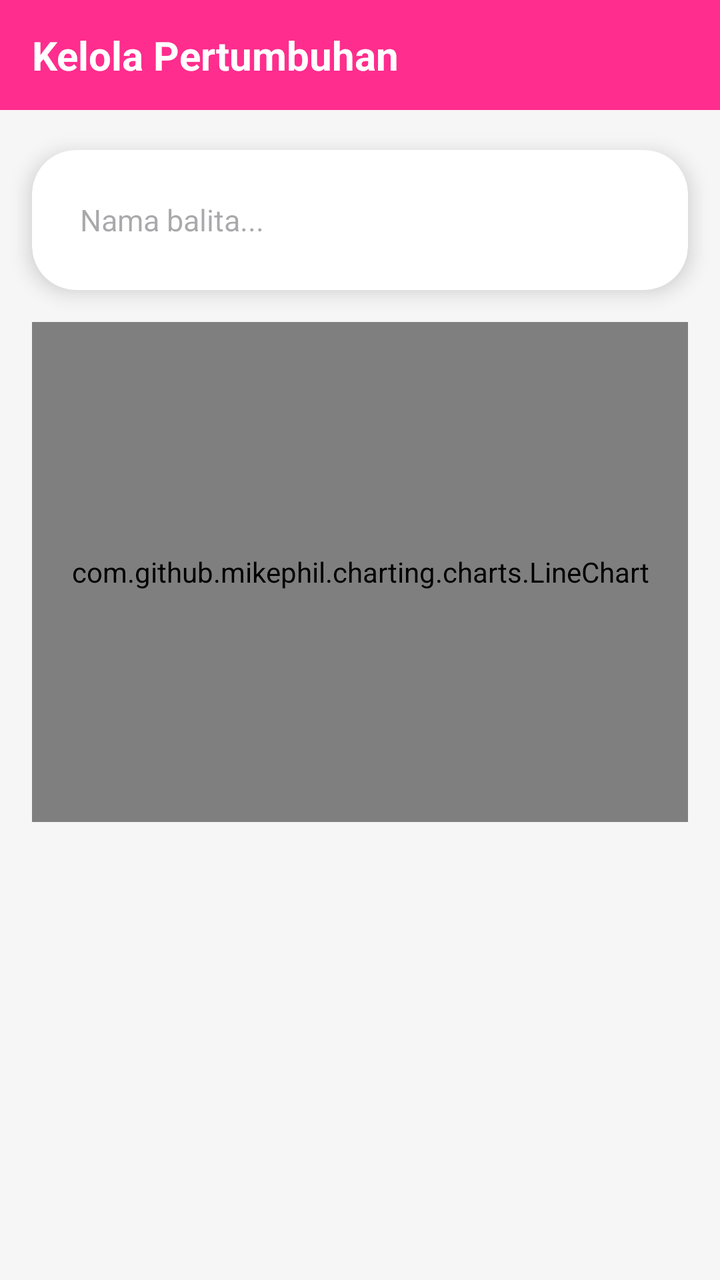
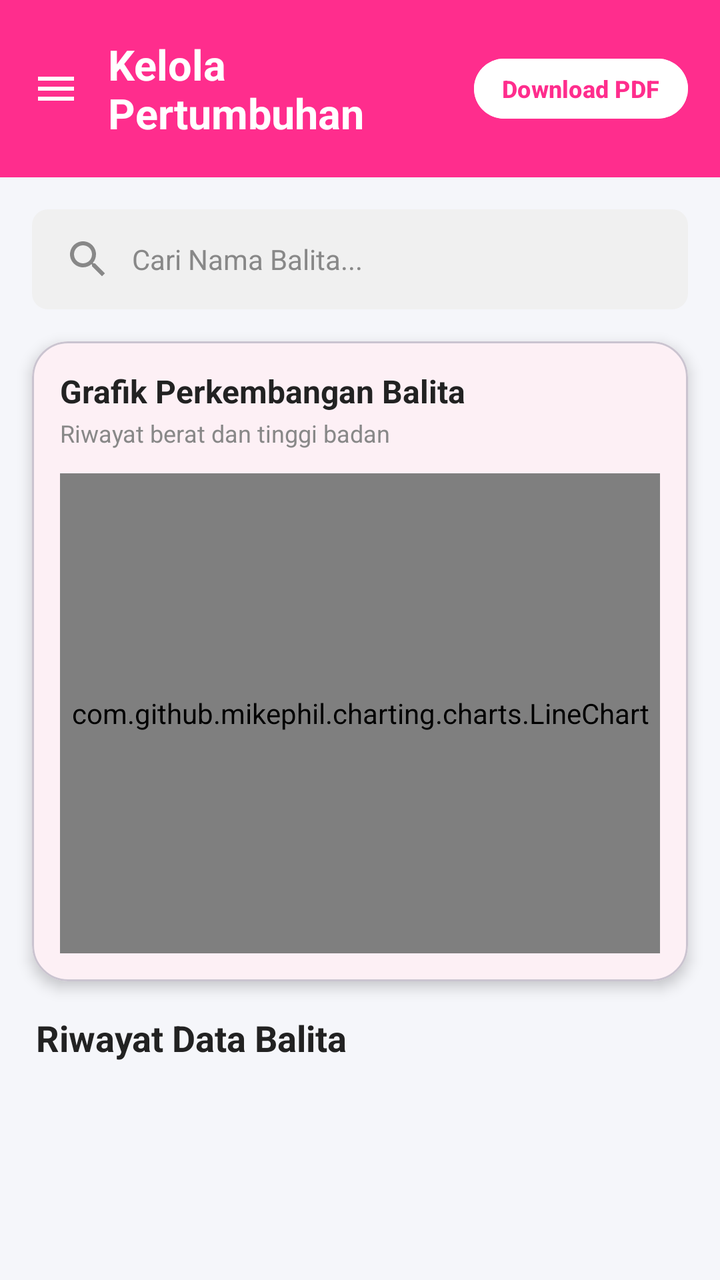

The first picture is an Android layout as it rendered before a commit; the second is the same layout after the commit. The layout source and the unified diff follow.
<!-- AndroidManifest.xml: application theme Theme.SiBunda -->
<!-- res/layout/fragment_kelola__pertumbuhan_.xml -->
<?xml version="1.0" encoding="utf-8"?>
<ScrollView xmlns:android="http://schemas.android.com/apk/res/android"
    xmlns:app="http://schemas.android.com/apk/res-auto"
    xmlns:tools="http://schemas.android.com/tools"
    android:layout_width="match_parent"
    android:layout_height="match_parent"
    android:background="#F6F6F6"
    tools:context=".ui.kelola_pertumbuhan.KelolaPertumbuhanFragment">

    <androidx.constraintlayout.widget.ConstraintLayout
        android:layout_width="match_parent"
        android:layout_height="wrap_content">

        <LinearLayout
            android:id="@+id/headerTop"
            android:layout_width="0dp"
            android:layout_height="55dp"
            android:background="#FF2D8D"
            android:gravity="center_vertical"
            android:paddingHorizontal="16dp"
            app:layout_constraintEnd_toEndOf="parent"
            app:layout_constraintStart_toStartOf="parent"
            app:layout_constraintTop_toTopOf="parent">

            <TextView
                android:id="@+id/txtTitle"
                android:layout_width="wrap_content"
                android:layout_height="wrap_content"
                android:text="Kelola Pertumbuhan"
                android:textColor="#FFFFFF"
                android:textSize="20sp"
                android:textStyle="bold" />

        </LinearLayout>

        <androidx.cardview.widget.CardView
            android:id="@+id/searchCard"
            android:layout_width="0dp"
            android:layout_height="wrap_content"
            android:layout_marginStart="16dp"
            android:layout_marginTop="20dp"
            android:layout_marginEnd="16dp"
            app:cardCornerRadius="22dp"
            app:cardElevation="6dp"
            app:layout_constraintEnd_toEndOf="parent"
            app:layout_constraintStart_toStartOf="parent"
            app:layout_constraintTop_toBottomOf="@id/headerTop">

            <LinearLayout
                android:layout_width="match_parent"
                android:layout_height="wrap_content"
                android:orientation="horizontal"
                android:padding="10dp">

                <EditText
                    android:id="@+id/edtSearch"
                    android:layout_width="0dp"
                    android:layout_height="50dp"
                    android:layout_weight="1"
                    android:background="@android:color/transparent"
                    android:hint="Nama balita..."
                    android:paddingStart="14dp"
                    android:textSize="15sp" />

            </LinearLayout>

        </androidx.cardview.widget.CardView>

        <com.github.mikephil.charting.charts.LineChart
            android:id="@+id/chartperkembangan"
            android:layout_width="0dp"
            android:layout_height="250dp"
            android:layout_marginTop="16dp"
            android:layout_marginHorizontal="16dp"
            app:layout_constraintTop_toBottomOf="@id/searchCard"
            app:layout_constraintStart_toStartOf="parent"
            app:layout_constraintEnd_toEndOf="parent" />

        <androidx.recyclerview.widget.RecyclerView
            android:id="@+id/rvpertumbuhan"
            android:layout_width="0dp"
            android:layout_height="wrap_content"
            android:layout_marginTop="16dp"
            app:layout_constraintTop_toBottomOf="@id/chartperkembangan"
            app:layout_constraintStart_toStartOf="parent"
            app:layout_constraintEnd_toEndOf="parent"
            app:layout_constraintBottom_toBottomOf="parent"
            tools:listitem="@layout/item_balita" />

    </androidx.constraintlayout.widget.ConstraintLayout>
</ScrollView>
<!-- res/layout/item_balita.xml (included above) -->
<?xml version="1.0" encoding="utf-8"?>
<androidx.cardview.widget.CardView xmlns:android="http://schemas.android.com/apk/res/android"
    xmlns:app="http://schemas.android.com/apk/res-auto"
    android:layout_width="match_parent"
    android:layout_height="wrap_content"
    android:layout_marginHorizontal="16dp"
    android:layout_marginVertical="8dp"
    app:cardCornerRadius="12dp"
    app:cardElevation="4dp">

    <LinearLayout
        android:layout_width="match_parent"
        android:layout_height="wrap_content"
        android:orientation="vertical"
        android:padding="16dp">

        <TextView
            android:id="@+id/tvnamabalita"
            android:layout_width="wrap_content"
            android:layout_height="wrap_content"
            android:text="Nama Balita"
            android:textColor="@android:color/black"
            android:textSize="18sp"
            android:textStyle="bold" />

        <TextView
            android:id="@+id/tvinfobalita"
            android:layout_width="wrap_content"
            android:layout_height="wrap_content"
            android:layout_marginTop="4dp"
            android:text="Detail Info"
            android:textColor="@android:color/darker_gray" />

        <TextView
            android:id="@+id/tvstatusgizi"
            android:layout_width="wrap_content"
            android:layout_height="wrap_content"
            android:layout_marginTop="8dp"
            android:text="Status Gizi"
            android:textColor="#FF2D8D"
            android:textStyle="bold" />

    </LinearLayout>
</androidx.cardview.widget.CardView>
<!-- resources referenced by this layout -->
<resources>
  <style name="Theme.SiBunda" parent="Base.Theme.SiBunda" />
  <style name="Base.Theme.SiBunda" parent="Theme.Material3.DayNight.NoActionBar">
          <item name="colorPrimary">@color/primary</item>
          <item name="colorOnPrimary">@color/onPrimary</item>
          <item name="colorPrimaryContainer">@color/primaryContainer</item>
          <item name="colorOnPrimaryContainer">@color/onPrimaryContainer</item>
          <item name="colorSecondary">@color/secondary</item>
          <item name="colorOnSecondary">@color/onSecondary</item>
          <item name="colorSecondaryContainer">@color/secondaryContainer</item>
          <item name="colorOnSecondaryContainer">@color/onSecondaryContainer</item>
          <item name="android:windowBackground">@color/background</item>
          <item name="colorSurface">@color/surface</item>
          <item name="colorOnSurface">@color/onSurface</item>
      </style>
  <color name="primary">#F48FB1</color>
  <color name="onPrimary">#FFFFFF</color>
  <color name="primaryContainer">#FFD6E7</color>
  <color name="onPrimaryContainer">#3B001A</color>
  <color name="secondary">#7BB8FF</color>
  <color name="onSecondary">#FFFFFF</color>
  <color name="secondaryContainer">#D1E4FF</color>
  <color name="onSecondaryContainer">#001D36</color>
  <color name="background">#FFFBFD</color>
  <color name="surface">#FFFBFD</color>
  <color name="onSurface">#1F1A1C</color>
</resources>

<!-- the commit's change to res/layout/fragment_kelola__pertumbuhan_.xml (unified diff, before → after) -->
@@ -1,94 +1,157 @@
 <?xml version="1.0" encoding="utf-8"?>
-<ScrollView xmlns:android="http://schemas.android.com/apk/res/android"
+<androidx.constraintlayout.widget.ConstraintLayout
+    xmlns:android="http://schemas.android.com/apk/res/android"
     xmlns:app="http://schemas.android.com/apk/res-auto"
     xmlns:tools="http://schemas.android.com/tools"
     android:layout_width="match_parent"
     android:layout_height="match_parent"
-    android:background="#F6F6F6"
-    tools:context=".ui.kelola_pertumbuhan.KelolaPertumbuhanFragment">
+    android:background="#F5F6FA">
 
-    <androidx.constraintlayout.widget.ConstraintLayout
+    
+    <LinearLayout
+        android:id="@+id/headerTop"
         android:layout_width="match_parent"
-        android:layout_height="wrap_content">
+        android:layout_height="wrap_content"
+        android:background="#FF2D8D"
+        android:gravity="center_vertical"
+        android:orientation="horizontal"
+        android:paddingStart="16dp"
+        android:paddingTop="18dp"
+        android:paddingEnd="16dp"
+        android:paddingBottom="18dp"
+        app:layout_constraintTop_toTopOf="parent">
+
+        <ImageView
+            android:id="@+id/btnBack"
+            android:layout_width="24dp"
+            android:layout_height="24dp"
+            android:src="@drawable/ic_menu"
+            app:tint="#FFFFFF"
+            android:contentDescription="@string/back" />
+
+        <TextView
+            android:layout_width="0dp"
+            android:layout_height="wrap_content"
+            android:layout_marginStart="14dp"
+            android:layout_weight="1"
+            android:text="@string/kelola_pertumbuhan"
+            android:textColor="#FFFFFF"
+            android:textSize="21sp"
+            android:textStyle="bold" />
+
+        
+        <Button
+            android:id="@+id/btnDownloadPdf"
+            android:layout_width="wrap_content"
+            android:layout_height="38dp"
+            android:backgroundTint="#FFFFFF"
+            android:elevation="2dp"
+            android:minWidth="0dp"
+            android:minHeight="0dp"
+            android:paddingHorizontal="14dp"
+            android:text="@string/download_pdf"
+            android:textAllCaps="false"
+            android:textColor="#FF2D8D"
+            android:textSize="12sp"
+            android:textStyle="bold" />
+
+    </LinearLayout>
+
+    
+    <EditText
+        android:id="@+id/edtSearch"
+        android:layout_width="0dp"
+        android:layout_height="50dp"
+        android:layout_marginHorizontal="16dp"
+        android:layout_marginTop="16dp"
+        android:background="@drawable/soft_gray_background"
+        android:drawableStart="@drawable/ic_search"
+        android:drawablePadding="10dp"
+        android:hint="@string/cari_nama_balita"
+        android:paddingHorizontal="16dp"
+        android:textColor="#000000"
+        android:textColorHint="#888888"
+        android:textSize="14sp"
+        android:inputType="textPersonName"
+        android:autofillHints="name"
+        app:layout_constraintTop_toBottomOf="@id/headerTop"
+        app:layout_constraintStart_toStartOf="parent"
+        app:layout_constraintEnd_toEndOf="parent" />
+
+    
+    <com.google.android.material.card.MaterialCardView
+        android:id="@+id/chartCard"
+        android:layout_width="0dp"
+        android:layout_height="wrap_content"
+        android:layout_marginHorizontal="16dp"
+        android:layout_marginTop="16dp"
+        app:cardCornerRadius="18dp"
+        app:cardElevation="4dp"
+        app:layout_constraintTop_toBottomOf="@id/edtSearch"
+        app:layout_constraintStart_toStartOf="parent"
+        app:layout_constraintEnd_toEndOf="parent">
 
         <LinearLayout
-            android:id="@+id/headerTop"
-            android:layout_width="0dp"
-            android:layout_height="55dp"
-            android:background="#FF2D8D"
-            android:gravity="center_vertical"
-            android:paddingHorizontal="16dp"
-            app:layout_constraintEnd_toEndOf="parent"
-            app:layout_constraintStart_toStartOf="parent"
-            app:layout_constraintTop_toTopOf="parent">
+            android:layout_width="match_parent"
+            android:layout_height="wrap_content"
+            android:orientation="vertical"
+            android:padding="14dp">
 
             <TextView
-                android:id="@+id/txtTitle"
                 android:layout_width="wrap_content"
                 android:layout_height="wrap_content"
-                android:text="Kelola Pertumbuhan"
-                android:textColor="#FFFFFF"
-                android:textSize="20sp"
+                android:text="@string/grafik_perkembangan_balita"
+                android:textColor="#222222"
+                android:textSize="16sp"
                 android:textStyle="bold" />
+
+            <TextView
+                android:layout_width="wrap_content"
+                android:layout_height="wrap_content"
+                android:layout_marginTop="2dp"
+                android:text="@string/riwayat_berat_dan_tinggi_badan"
+                android:textColor="#888888"
+                android:textSize="12sp" />
+
+            <com.github.mikephil.charting.charts.LineChart
+                android:id="@+id/chartperkembangan"
+                android:layout_width="match_parent"
+                android:layout_height="240dp"
+                android:layout_marginTop="12dp" />
 
         </LinearLayout>
 
-        <androidx.cardview.widget.CardView
-            android:id="@+id/searchCard"
-            android:layout_width="0dp"
-            android:layout_height="wrap_content"
-            android:layout_marginStart="16dp"
-            android:layout_marginTop="20dp"
-            android:layout_marginEnd="16dp"
-            app:cardCornerRadius="22dp"
-            app:cardElevation="6dp"
-            app:layout_constraintEnd_toEndOf="parent"
-            app:layout_constraintStart_toStartOf="parent"
-            app:layout_constraintTop_toBottomOf="@id/headerTop">
+    </com.google.android.material.card.MaterialCardView>
 
-            <LinearLayout
-                android:layout_width="match_parent"
-                android:layout_height="wrap_content"
-                android:orientation="horizontal"
-                android:padding="10dp">
+    
+    <TextView
+        android:id="@+id/tvRiwayat"
+        android:layout_width="wrap_content"
+        android:layout_height="wrap_content"
+        android:layout_marginStart="18dp"
+        android:layout_marginTop="16dp"
+        android:text="@string/riwayat_data_balita"
+        android:textColor="#222222"
+        android:textSize="18sp"
+        android:textStyle="bold"
+        app:layout_constraintTop_toBottomOf="@id/chartCard"
+        app:layout_constraintStart_toStartOf="parent" />
 
-                <EditText
-                    android:id="@+id/edtSearch"
-                    android:layout_width="0dp"
-                    android:layout_height="50dp"
-                    android:layout_weight="1"
-                    android:background="@android:color/transparent"
-                    android:hint="Nama balita..."
-                    android:paddingStart="14dp"
-                    android:textSize="15sp" />
+    
+    <androidx.recyclerview.widget.RecyclerView
+        android:id="@+id/rvpertumbuhan"
+        android:layout_width="0dp"
+        android:layout_height="0dp"
+        android:layout_marginTop="10dp"
+        android:clipToPadding="false"
+        android:paddingBottom="90dp"
+        app:layout_constraintTop_toBottomOf="@id/tvRiwayat"
+        app:layout_constraintBottom_toBottomOf="parent"
+        app:layout_constraintStart_toStartOf="parent"
+        app:layout_constraintEnd_toEndOf="parent"
+        tools:listitem="@layout/item_balita" />
 
-            </LinearLayout>
-
-        </androidx.cardview.widget.CardView>
-
-        <com.github.mikephil.charting.charts.LineChart
-            android:id="@+id/chartperkembangan"
-            android:layout_width="0dp"
-            android:layout_height="250dp"
-            android:layout_marginTop="16dp"
-            android:layout_marginHorizontal="16dp"
-            app:layout_constraintTop_toBottomOf="@id/searchCard"
-            app:layout_constraintStart_toStartOf="parent"
-            app:layout_constraintEnd_toEndOf="parent" />
-
-        <androidx.recyclerview.widget.RecyclerView
-            android:id="@+id/rvpertumbuhan"
-            android:layout_width="0dp"
-            android:layout_height="wrap_content"
-            android:layout_marginTop="16dp"
-            app:layout_constraintTop_toBottomOf="@id/chartperkembangan"
-            app:layout_constraintStart_toStartOf="parent"
-            app:layout_constraintEnd_toEndOf="parent"
-            app:layout_constraintBottom_toBottomOf="parent"
-            tools:listitem="@layout/item_balita" />
-
-    </androidx.constraintlayout.widget.ConstraintLayout>
-</ScrollView>
+</androidx.constraintlayout.widget.ConstraintLayout>
 <!-- res/layout/item_balita.xml (included above) -->
 <?xml version="1.0" encoding="utf-8"?>
 <androidx.cardview.widget.CardView xmlns:android="http://schemas.android.com/apk/res/android"
<!-- resource entries referenced after the edit -->
@@ -1,5 +1,38 @@
 <!-- resources referenced by this layout -->
 <resources>
+  <!-- drawable ic_menu (drawable) -->
+  <vector xmlns:android="http://schemas.android.com/apk/res/android"
+      android:width="24dp"
+      android:height="24dp"
+      android:viewportWidth="24"
+      android:viewportHeight="24">
+      <path
+          android:fillColor="#FF000000"
+          android:pathData="M3,18h18v-2H3V18zM3,13h18v-2H3V13zM3,6v2h18V6H3z" />
+  </vector>
+  <!-- drawable ic_search (drawable) -->
+  <vector xmlns:android="http://schemas.android.com/apk/res/android"
+      android:width="24dp"
+      android:height="24dp"
+      android:viewportWidth="24"
+      android:viewportHeight="24">
+      <path
+          android:fillColor="#888888"
+          android:pathData="M15.5,14h-0.79l-0.28,-0.27C15.41,12.59 16,11.11 16,9.5 16,5.91 13.09,3 9.5,3S3,5.91 3,9.5 5.91,16 9.5,16c1.61,0 3.09,-0.59 4.23,-1.57l0.27,0.28v0.79l5,4.99L20.49,19l-4.99,-5zM9.5,14C7.01,14 5,11.99 5,9.5S7.01,5 9.5,5 14,7.01 14,9.5 11.99,14 9.5,14z" />
+  </vector>
+  <!-- drawable soft_gray_background (drawable) -->
+  <?xml version="1.0" encoding="utf-8"?>
+  <shape xmlns:android="http://schemas.android.com/apk/res/android">
+      <solid android:color="#F0F0F0" />
+      <corners android:radius="8dp" />
+  </shape>
+  <string name="back">Kembali</string>
+  <string name="cari_nama_balita">Cari Nama Balita...</string>
+  <string name="download_pdf">Download PDF</string>
+  <string name="grafik_perkembangan_balita">Grafik Perkembangan Balita</string>
+  <string name="kelola_pertumbuhan">Kelola Pertumbuhan</string>
+  <string name="riwayat_berat_dan_tinggi_badan">Riwayat berat dan tinggi badan</string>
+  <string name="riwayat_data_balita">Riwayat Data Balita</string>
   <style name="Theme.SiBunda" parent="Base.Theme.SiBunda" />
   <style name="Base.Theme.SiBunda" parent="Theme.Material3.DayNight.NoActionBar">
           <item name="colorPrimary">@color/primary</item>
